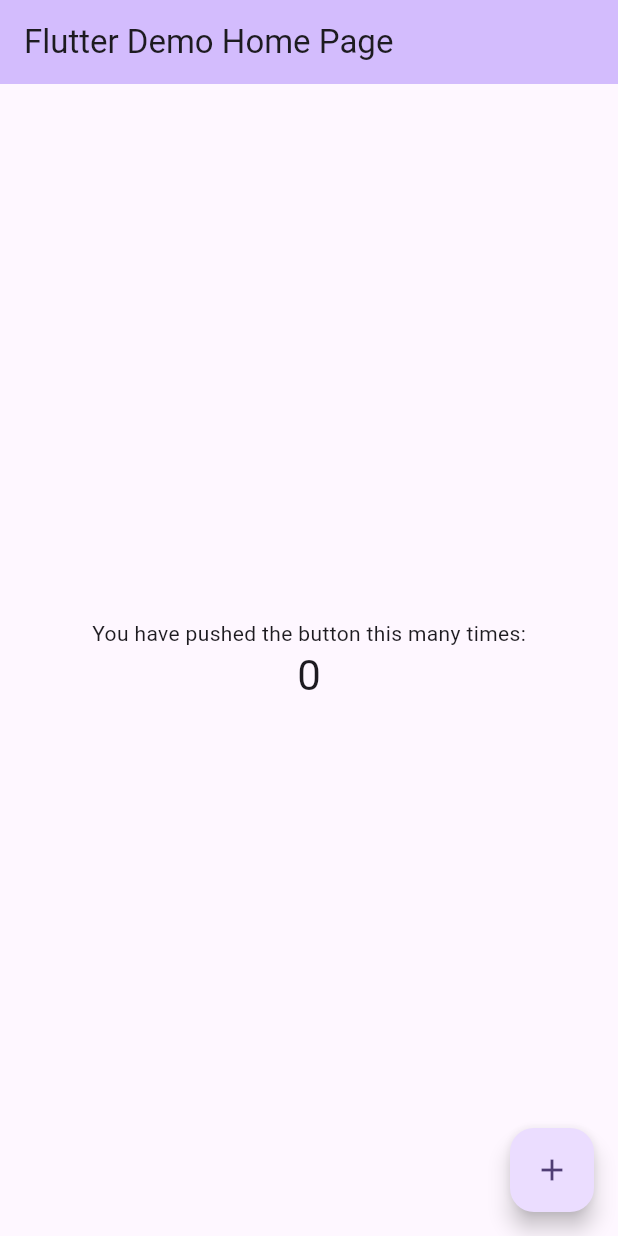
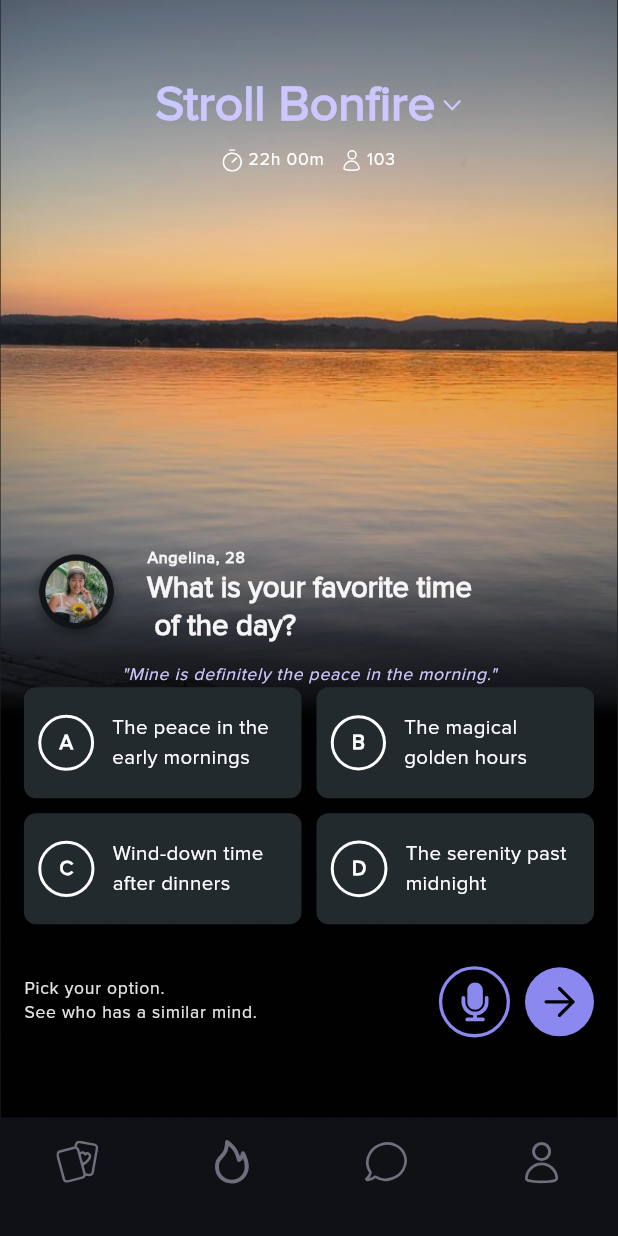
Before and after one commit to FuturetheCoder/stroll_bonfire, a Flutter app: the screen it shows after launch, on a phone screen of 412 x 824 dp. Run offline on Flutter 3.47's test engine with Material 3 defaults, Android fonts, the phone set to English and light mode, and no system bars; our stand-ins replace flutter_screenutil, flutter_svg, sizer; statements that could not run were skipped.

Commit message:
worked on the stroll bonfire screen, worked on spacer utils

```diff
--- a/lib/feature/stroll_bonfire/screen/stroll_bonfire_screen.dart
+++ b/lib/feature/stroll_bonfire/screen/stroll_bonfire_screen.dart
@@ -0,0 +1,219 @@
+import 'package:flutter/material.dart';
+import 'package:flutter_svg/svg.dart';
+import 'package:stroll_bonfire/feature/stroll_bonfire/widget/custom_round_button.dart';
+import '../../../utils/utils.dart';
+
+class StrollBonfireScreen extends StatefulWidget {
+  const StrollBonfireScreen({super.key});
+
+  @override
+  _StrollBonfireScreenState createState() => _StrollBonfireScreenState();
+}
+
+class _StrollBonfireScreenState extends State<StrollBonfireScreen> {
+  String? selectedOption; // Track the selected option
+
+  @override
+  Widget build(BuildContext context) {
+    return Scaffold(
+      body: Container(
+        decoration: BoxDecoration(
+            image: DecorationImage(
+                image: AssetImage(
+                  AppImages.backgroundImage,
+                ),
+                fit: BoxFit.cover)),
+        child: Column(
+          children: [
+            const SizedBox(height: 50), // For status bar padding
+            Padding(
+              padding: const EdgeInsets.symmetric(horizontal: 16.0),
+              child: Column(
+                crossAxisAlignment: CrossAxisAlignment.start,
+                children: [
+                  // Event Title
+                  Row(
+                    mainAxisAlignment: MainAxisAlignment.center,
+                    children: [
+                      Text('Stroll Bonfire',
+                          style: Theme.of(context).textTheme.headlineLarge),
+                      AppSpacer.W1,
+                      SvgPicture.asset(AppImages.dropdown)
+                    ],
+                  ),
+                  const SizedBox(height: 8),
+                  // Time and Participants
+                  Row(
+                    mainAxisAlignment: MainAxisAlignment.center,
+                    children: [
+                      SvgPicture.asset(AppImages.timer),
+                      AppSpacer.W1,
+                      Text('22h 00m',
+                          style: Theme.of(context)
+                              .textTheme
+                              .labelMedium!
+                              .copyWith(color: AppColors.white)),
+                      AppSpacer.W3,
+                      SvgPicture.asset(AppImages.userSmall),
+                      AppSpacer.W1,
+                      Text('103',
+                          style: Theme.of(context)
+                              .textTheme
+                              .labelMedium!
+                              .copyWith(color: AppColors.white)),
+                    ],
+                  ),
+
+                  AppSpacer.H30,
+                  // Poll Question
+                  Row(
+                    children: [
+                      SizedBox(
+                        child: Image.asset(AppImages.angelinaAvatar),
+                        height: 70,
+                        width: 70,
+                      ),
+                      SizedBox(width: 12),
+                      Column(
+                        crossAxisAlignment: CrossAxisAlignment.start,
+                        children: [
+                          Text('Angelina, 28',
+                              style: Theme.of(context).textTheme.labelSmall),
+                          Text('What is your favorite time\n of the day?',
+                              style: Theme.of(context).textTheme.titleLarge),
+                        ],
+                      ),
+                    ],
+                  ),
+                  const SizedBox(height: 10),
+
+                  Center(
+                    child: Text(
+                      '"Mine is definitely the peace in the morning."',
+                      style: Theme.of(context).textTheme.labelMedium!.copyWith(
+                            fontStyle: FontStyle.italic,
+                            color: AppColors.headlinePurple,
+                          ),
+                    ),
+                  ),
+
+                  // Options in GridView
+                  GridView.count(
+                    shrinkWrap: true,
+                    crossAxisCount: 2, // 2 columns for the grid
+                    crossAxisSpacing: 10,
+                    mainAxisSpacing: 10,
+                    childAspectRatio: 2.5, // Adjust aspect ratio for appearance
+                    children: [
+                      _buildOption('A', 'The peace in the early mornings'),
+                      _buildOption('B', 'The magical golden hours'),
+                      _buildOption('C', 'Wind-down time after dinners'),
+                      _buildOption('D', 'The serenity past midnight'),
+                    ],
+                  ),
+                  const SizedBox(height: 24),
+                  // Pick your option text with round FloatingActionButtons
+                  Row(
+                    children: [
+                      Text(
+                        'Pick your option.\nSee who has a similar mind.',
+                        style: Theme.of(context).textTheme.labelMedium,
+                      ),
+                      const Spacer(),
+                      RoundButton(
+                        hasBorder: true,
+                        icon: AppImages.mic,
+                        onTap: () {},
+                      ),
+                      const SizedBox(width: 10), // Space between buttons
+                      RoundButton(
+                        hasBorder: false,
+                        icon: AppImages.arrow,
+                        onTap: () {},
+                      )
+                    ],
+                  ),
+                ],
+              ),
+            ),
+          ],
+        ),
+      ),
+      bottomNavigationBar: BottomNavigationBar(
+        items: [
+          BottomNavigationBarItem(
+            icon: SvgPicture.asset(AppImages.card),
+            label: '',
+          ),
+          BottomNavigationBarItem(
+            icon: SvgPicture.asset(AppImages.trend),
+            label: '',
+          ),
+          BottomNavigationBarItem(
+            icon: SvgPicture.asset(AppImages.chat),
+            label: '',
+          ),
+          BottomNavigationBarItem(
+            icon: SvgPicture.asset(AppImages.profile),
+            label: '',
+          ),
+        ],
+        type: BottomNavigationBarType.fixed,
+        backgroundColor: AppColors.navBlack,
+        selectedItemColor: AppColors.ash,
+        unselectedItemColor: AppColors.ash,
+      ),
+    );
+  }
+
+  Widget _buildOption(String letter, String text) {
+    bool isSelected = selectedOption == letter; // Check if this option is selected
+    Color borderColor = isSelected ? AppColors.iconPurple : AppColors.tabGrey;
+    Color circleBorderColor = isSelected ? AppColors.iconPurple : Colors.white;
+
+    return GestureDetector(
+      onTap: () {
+        setState(() {
+          selectedOption = letter; // Update the selected option when tapped
+        });
+      },
+      child: Container(
+        padding: const EdgeInsets.all(8.0), // Add padding around the option
+        decoration: BoxDecoration(
+          color: AppColors.tabGrey,
+          borderRadius: BorderRadius.circular(8),
+          border: Border.all(
+            color: borderColor,
+            width: 1.5,
+          ),
+        ),
+        child: Row(
+          children: [
+            // Circle around the letter
+            Container(
+              padding: const EdgeInsets.all(12),
+              decoration: BoxDecoration(
+                shape: BoxShape.circle,
+                border: Border.all(color: circleBorderColor, width: 2),
+              ),
+              child: Text(
+                letter,
+                style: const TextStyle(
+                    color: Colors.white, fontWeight: FontWeight.bold),
+              ),
+            ),
+            const SizedBox(width: 12), // Spacing between circle and text
+            Expanded(
+              child: Text(
+                text,
+                style: const TextStyle(color: Colors.white),
+                maxLines: 2, // Limit the text to 2 lines
+                overflow: TextOverflow.ellipsis, // Handle text overflow
+              ),
+            ),
+          ],
+        ),
+      ),
+    );
+  }
+}
--- /dev/null
+++ b/lib/feature/stroll_bonfire/widget/custom_round_button.dart
@@ -0,0 +1,26 @@
+import 'package:flutter/material.dart';
+import 'package:flutter_svg/flutter_svg.dart';
+import 'package:stroll_bonfire/utils/utils.dart';
+
+class RoundButton extends StatelessWidget {
+  String? icon;
+  bool hasBorder = false;
+  void Function()? onTap;
+ RoundButton({this.icon,required this.hasBorder,this.onTap, super.key});
+
+  @override
+  Widget build(BuildContext context) {
+    return GestureDetector(
+      onTap:onTap,
+      child: Container(
+        padding: const EdgeInsets.all(12),
+        decoration: BoxDecoration(
+          color:hasBorder ? Colors.transparent : AppColors.iconPurple ,
+          shape: BoxShape.circle,
+          border:hasBorder ?  Border.all(color: AppColors.iconPurple, width: 2.2) : null,
+        ),
+        child: SvgPicture.asset(icon!),
+      ),
+    );
+  }
+}
--- a/lib/main.dart
+++ b/lib/main.dart
@@ -1,125 +1,66 @@
 import 'package:flutter/material.dart';
+import 'package:flutter/services.dart';
+import 'package:stroll_bonfire/feature/stroll_bonfire/screen/stroll_bonfire_screen.dart';
+import 'package:stroll_bonfire/utils/theme/app_theme.dart';
+import 'package:stroll_bonfire/widgets/sizer_widget.dart';
+import 'package:flutter/foundation.dart';
+import 'package:flutter_screenutil/flutter_screenutil.dart';
 
-void main() {
+Future<void> main() async {
+  WidgetsFlutterBinding.ensureInitialized();
+
+  SystemChrome.setPreferredOrientations(
+    [
+      DeviceOrientation.portraitUp,
+      DeviceOrientation.portraitDown,
+    ],
+  );
+
+  SystemChrome.setSystemUIOverlayStyle(const SystemUiOverlayStyle(
+    statusBarColor: Colors.transparent,
+    statusBarIconBrightness: Brightness.light,
+  ));
+
   runApp(const MyApp());
+  (dynamic error, dynamic stack) {
+    if (kDebugMode) {
+      print(error);
+      print(stack);
+    }
+  };
 }
 
-class MyApp extends StatelessWidget {
+class MyApp extends StatefulWidget {
   const MyApp({super.key});
 
-  // This widget is the root of your application.
   @override
-  Widget build(BuildContext context) {
-    return MaterialApp(
-      title: 'Flutter Demo',
-      theme: ThemeData(
-        // This is the theme of your application.
-        //
-        // TRY THIS: Try running your application with "flutter run". You'll see
-        // the application has a purple toolbar. Then, without quitting the app,
-        // try changing the seedColor in the colorScheme below to Colors.green
-        // and then invoke "hot reload" (save your changes or press the "hot
-        // reload" button in a Flutter-supported IDE, or press "r" if you used
-        // the command line to start the app).
-        //
-        // Notice that the counter didn't reset back to zero; the application
-        // state is not lost during the reload. To reset the state, use hot
-        // restart instead.
-        //
-        // This works for code too, not just values: Most code changes can be
-        // tested with just a hot reload.
-        colorScheme: ColorScheme.fromSeed(seedColor: Colors.deepPurple),
-        useMaterial3: true,
-      ),
-      home: const MyHomePage(title: 'Flutter Demo Home Page'),
-    );
-  }
+  State<MyApp> createState() => _MyAppState();
 }
 
-class MyHomePage extends StatefulWidget {
-  const MyHomePage({super.key, required this.title});
-
-  // This widget is the home page of your application. It is stateful, meaning
-  // that it has a State object (defined below) that contains fields that affect
-  // how it looks.
-
-  // This class is the configuration for the state. It holds the values (in this
-  // case the title) provided by the parent (in this case the App widget) and
-  // used by the build method of the State. Fields in a Widget subclass are
-  // always marked "final".
-
-  final String title;
+class _MyAppState extends State<MyApp> {
+  // This widget is the root of your application.
 
   @override
-  State<MyHomePage> createState() => _MyHomePageState();
-}
-
-class _MyHomePageState extends State<MyHomePage> {
-  int _counter = 0;
-
-  void _incrementCounter() {
-    setState(() {
-      // This call to setState tells the Flutter framework that something has
-      // changed in this State, which causes it to rerun the build method below
-      // so that the display can reflect the updated values. If we changed
-      // _counter without calling setState(), then the build method would not be
-      // called again, and so nothing would appear to happen.
-      _counter++;
-    });
+  void initState() {
+    super.initState();
   }
 
   @override
   Widget build(BuildContext context) {
-    // This method is rerun every time setState is called, for instance as done
-    // by the _incrementCounter method above.
-    //
-    // The Flutter framework has been optimized to make rerunning build methods
-    // fast, so that you can just rebuild anything that needs updating rather
-    // than having to individually change instances of widgets.
-    return Scaffold(
-      appBar: AppBar(
-        // TRY THIS: Try changing the color here to a specific color (to
-        // Colors.amber, perhaps?) and trigger a hot reload to see the AppBar
-        // change color while the other colors stay the same.
-        backgroundColor: Theme.of(context).colorScheme.inversePrimary,
-        // Here we take the value from the MyHomePage object that was created by
-        // the App.build method, and use it to set our appbar title.
-        title: Text(widget.title),
+    return AppSizer(
+      child: ScreenUtilInit(
+        //setup to fit into bigger screens
+        designSize: const Size(390, 844),
+        minTextAdapt: true,
+        splitScreenMode: true,
+        builder: (BuildContext context, Widget? child) {
+          return MaterialApp(
+              debugShowCheckedModeBanner: false,
+              title: 'Stroll Bonfire',
+              theme: AppTheme().lightThemeData,
+              home: const StrollBonfireScreen());
+        },
       ),
-      body: Center(
-        // Center is a layout widget. It takes a single child and positions it
-        // in the middle of the parent.
-        child: Column(
-          // Column is also a layout widget. It takes a list of children and
-          // arranges them vertically. By default, it sizes itself to fit its
-          // children horizontally, and tries to be as tall as its parent.
-          //
-          // Column has various properties to control how it sizes itself and
-          // how it positions its children. Here we use mainAxisAlignment to
-          // center the children vertically; the main axis here is the vertical
-          // axis because Columns are vertical (the cross axis would be
-          // horizontal).
-          //
-          // TRY THIS: Invoke "debug painting" (choose the "Toggle Debug Paint"
-          // action in the IDE, or press "p" in the console), to see the
-          // wireframe for each widget.
-          mainAxisAlignment: MainAxisAlignment.center,
-          children: <Widget>[
-            const Text(
-              'You have pushed the button this many times:',
-            ),
-            Text(
-              '$_counter',
-              style: Theme.of(context).textTheme.headlineMedium,
-            ),
-          ],
-        ),
-      ),
-      floatingActionButton: FloatingActionButton(
-        onPressed: _incrementCounter,
-        tooltip: 'Increment',
-        child: const Icon(Icons.add),
-      ), // This trailing comma makes auto-formatting nicer for build methods.
     );
   }
 }
--- a/lib/utils/assets.dart
+++ b/lib/utils/assets.dart
@@ -13,6 +13,13 @@ class AppImages {
   static String chat = "assets/svgs/chat.svg";
   static String trend = "assets/svgs/trend.svg";
   static String profile= "assets/svgs/User.svg";
+  static String arrow = "assets/svgs/arrow.svg";
+  static String mic= "assets/svgs/mic.svg";
+  static String userSmall = "assets/svgs/user_small.svg";
+  static String timer= "assets/svgs/time.svg";
+  static String dropdown= "assets/svgs/dropdown.svg";
+
+
 
 
 
--- /dev/null
+++ b/lib/utils/spacer.dart
@@ -0,0 +1,62 @@
+// ignore_for_file: non_constant_identifier_names
+
+import 'package:flutter/material.dart';
+import 'package:sizer/sizer.dart';
+
+/// Spacers
+
+class AppSpacer {
+  static final H110 = SizedBox(height: 110.h);
+
+  static final H100 = SizedBox(height: 100.h);
+
+  static final H90 = SizedBox(height: 90.h);
+  static final H80 = SizedBox(height: 80.h);
+  static final H70 = SizedBox(height: 70.h);
+  static final H60 = SizedBox(height: 60.h);
+  static final H50 = SizedBox(height: 50.h);
+  static final H40 = SizedBox(height: 40.h);
+  static final H30 = SizedBox(height: 30.h);
+  static final H32 = SizedBox(height: 32.h);
+  static final H16 = SizedBox(height: 16.h);
+  static final H25 = SizedBox(height: 25.h);
+  static final H20 = SizedBox(height: 20.h);
+  static final H10 = SizedBox(height: 10.h);
+  static final H12 = SizedBox(height: 12.h);
+  static final H9 = SizedBox(height: 9.h);
+  static final H8 = SizedBox(height: 8.h);
+  static final H7 = SizedBox(height: 7.h);
+  static final H6 = SizedBox(height: 6.h);
+  static final H5 = SizedBox(height: 5.h);
+  static final H4 = SizedBox(height: 4.h);
+  static final H3 = SizedBox(height: 3.h);
+  static final H2 = SizedBox(height: 2.h);
+  static final H1 = SizedBox(height: 1.h);
+  static final H05 = SizedBox(height: 0.5.h);
+
+  static final W90 = SizedBox(width: 90.w);
+  static final W80 = SizedBox(width: 80.w);
+  static final W70 = SizedBox(width: 70.w);
+  static final W60 = SizedBox(width: 60.w);
+  static final W50 = SizedBox(width: 50.w);
+  static final W40 = SizedBox(width: 40.w);
+  static final W30 = SizedBox(width: 30.w);
+  static final W32 = SizedBox(width: 32.w);
+  static final W16 = SizedBox(width: 16.w);
+  static final W18 = SizedBox(width: 18.w);
+  static final W19 = SizedBox(width: 19.w);
+  static final W27 = SizedBox(width: 27.w);
+  static final W28 = SizedBox(width: 28.w);
+  static final W23 = SizedBox(width: 23.w);
+  static final W25 = SizedBox(width: 25.w);
+  static final W20 = SizedBox(width: 20.w);
+  static final W10 = SizedBox(width: 10.w);
+  static final W5 = SizedBox(width: 5.w);
+  static final W6 = SizedBox(width: 6.w);
+  static final W7 = SizedBox(width: 7.w);
+  static final W8 = SizedBox(width: 8.w);
+  static final W4 = SizedBox(width: 4.w);
+  static final W3 = SizedBox(width: 3.w);
+  static final W2 = SizedBox(width: 2.w);
+  static final W1 = SizedBox(width: 1.w);
+}
--- a/lib/utils/theme/app_colors.dart
+++ b/lib/utils/theme/app_colors.dart
@@ -11,4 +11,9 @@ class AppColors {
   static const Color secondAsh = Color(0xFFE5E5E5);
   static const Color black = Color(0xFF020202);
   static const Color blueBlack = Color(0xFF0F1115);
+  static const Color navBlack = Color(0xFF0F1115);
+  static const Color tabGrey = Color(0xFF232A2E);
+
+
+
 }
--- a/lib/utils/theme/app_theme.dart
+++ b/lib/utils/theme/app_theme.dart
@@ -15,33 +15,30 @@ class AppTheme {
         fontWeight: FontWeight.w400,
         color: AppColors.ash,
       ),
-
       headlineLarge: TextStyle(
         fontFamily: 'Proxima',
         fontSize: 34.0.sp,
         fontWeight: FontWeight.w700,
         color: AppColors.headlinePurple,
       ),
-
-     titleLarge:TextStyle(
+      titleLarge: TextStyle(
         fontFamily: 'Proxima',
         fontSize: 20.0.sp,
         fontWeight: FontWeight.w700,
         color: AppColors.neutralWhite,
-      ) ,
+      ),
       labelMedium: TextStyle(
         fontFamily: 'Proxima',
         fontSize: 12.0.sp,
-        fontWeight: FontWeight.w600,
+        fontWeight: FontWeight.w500,
         color: AppColors.secondAsh,
       ),
-      labelSmall:  TextStyle(
+      labelSmall: TextStyle(
         fontFamily: 'Proxima',
         fontSize: 11.0.sp,
         fontWeight: FontWeight.w700,
         color: AppColors.neutralWhite,
       ),
-
     ),
     appBarTheme: AppBarTheme(
       backgroundColor: AppColors.neutralWhite,
@@ -50,7 +47,7 @@ class AppTheme {
         fontSize: 20.0.sp,
         fontWeight: FontWeight.w700,
         color: AppColors.neutralWhite,
-      ) ,
+      ),
     ),
     elevatedButtonTheme: ElevatedButtonThemeData(
       style: ElevatedButton.styleFrom(
@@ -59,7 +56,7 @@ class AppTheme {
           fontSize: 20.0.sp,
           fontWeight: FontWeight.w700,
           color: AppColors.black,
-      ) ,
+        ),
         backgroundColor: AppColors.iconPurple,
         side: const BorderSide(color: AppColors.iconPurple, width: 1.0),
       ),
@@ -79,7 +76,7 @@ class AppTheme {
         fontSize: 20.0.sp,
         fontWeight: FontWeight.w700,
         color: AppColors.neutralWhite,
-      ) ,
+      ),
     ),
     elevatedButtonTheme: ElevatedButtonThemeData(
       style: ElevatedButton.styleFrom(
@@ -88,7 +85,7 @@ class AppTheme {
           fontSize: 20.0.sp,
           fontWeight: FontWeight.w700,
           color: AppColors.neutralWhite,
-      ) ,
+        ),
       ),
     ),
   );
--- /dev/null
+++ b/lib/utils/utils.dart
@@ -0,0 +1,5 @@
+
+export 'theme/app_colors.dart';
+export 'assets.dart';
+export 'package:sizer/sizer.dart';
+export 'spacer.dart';
--- /dev/null
+++ b/lib/widgets/sizer_widget.dart
@@ -0,0 +1,14 @@
+
+import 'package:flutter/material.dart';
+import 'package:stroll_bonfire/utils/utils.dart';
+
+class AppSizer extends StatelessWidget {
+  final Widget child;
+  const AppSizer({super.key, required this.child});
+
+  @override
+  Widget build(BuildContext context) {
+    return Sizer(builder: (BuildContext context, Orientation orientation,
+        DeviceType deviceType) => child);
+  }
+}
--- a/pubspec.yaml
+++ b/pubspec.yaml
@@ -37,6 +37,8 @@ dependencies:
   cupertino_icons: ^1.0.8
 
   flutter_screenutil: ^5.9.3
+  sizer: ^2.0.15
+  flutter_svg: ^2.0.9
 
 dev_dependencies:
   flutter_test:
@@ -80,7 +82,7 @@ flutter:
   fonts:
     - family: Proxima
       fonts:
-        - asset: fonts/Proxima-Nova.ttf
+        - asset: assets/fonts/Proxima-Nova.ttf
   #         style: italic
   #   - family: Trajan Pro
   #     fonts:
```
Also changed, not shown: assets/images/background_img.png, assets/svgs/arrow.svg (added), assets/svgs/dropdown.svg (added), assets/svgs/mic.svg (added), assets/svgs/time.svg (added), assets/svgs/user_small.svg (added), pubspec.lock. Lines whose indentation alone changed are shown as unchanged.
